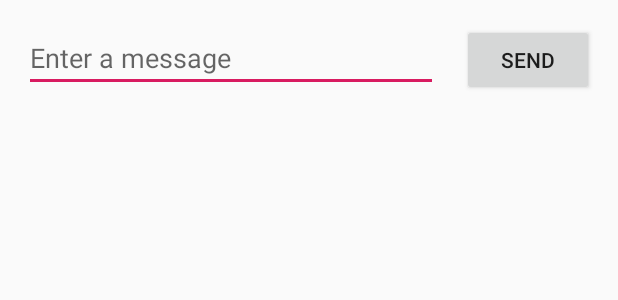
After one commit to HDell/CallAlarm, an Android app: the layout test_layout.xml on its own in the app's theme, with its tools: preview values and no code run, on a phone screen of 412 x 824 dp. The commit adds this screen. Shown: the top 300 px of the screen. Run offline under Robolectric (Android 15) with nearby library versions, the phone set to English and light mode, and no system bars.

Commit message:
Detour 1: Creates test_layout (learning how to use ConstraintLayout)

```diff
--- a/app/src/main/java/com/tuprojects/hd/callalarm/CallListActivity.java
+++ b/app/src/main/java/com/tuprojects/hd/callalarm/CallListActivity.java
@@ -1,13 +1,14 @@
 package com.tuprojects.hd.callalarm;
 
+import android.app.Fragment;
+import android.content.Intent;
 import android.os.Bundle;
 import android.support.annotation.NonNull;
 import android.support.design.widget.BottomNavigationView;
-import android.support.v7.app.AppCompatActivity;
 import android.view.MenuItem;
 import android.widget.TextView;
 
-public class CallListActivity extends AppCompatActivity {
+public class CallListActivity extends Fragment {
 
     //variables
     private TextView mTextMessage;
--- a/app/src/main/java/com/tuprojects/hd/callalarm/HistoryActivity.java
+++ b/app/src/main/java/com/tuprojects/hd/callalarm/HistoryActivity.java
@@ -1,13 +1,14 @@
 package com.tuprojects.hd.callalarm;
 
+import android.app.Fragment;
+import android.content.Intent;
 import android.os.Bundle;
 import android.support.annotation.NonNull;
 import android.support.design.widget.BottomNavigationView;
-import android.support.v7.app.AppCompatActivity;
 import android.view.MenuItem;
 import android.widget.TextView;
 
-public class HistoryActivity extends AppCompatActivity {
+public class HistoryActivity extends Fragment {
 
     //variables
     private TextView mTextMessage;
@@ -48,4 +49,14 @@ public class HistoryActivity extends AppCompatActivity {
         navigation.setOnNavigationItemSelectedListener(mOnNavigationItemSelectedListener);
     }
 
+    @Override
+    protected void onCreateView() {
+
+    }
+
+    @Override
+    protected void onPause() {
+
+    }
+
 }
--- /dev/null
+++ b/app/src/main/res/layout/test_layout.xml
@@ -0,0 +1,73 @@
+<?xml version="1.0" encoding="utf-8"?>
+<android.support.constraint.ConstraintLayout xmlns:android="http://schemas.android.com/apk/res/android"
+    xmlns:app="http://schemas.android.com/apk/res-auto"
+    xmlns:tools="http://schemas.android.com/tools"
+    android:layout_width="match_parent"
+    android:layout_height="match_parent">
+
+    <EditText
+        android:id="@+id/editText"
+        android:layout_width="0dp"
+        android:layout_height="wrap_content"
+        android:layout_marginStart="16dp"
+        android:layout_marginTop="16dp"
+        android:ems="10"
+        android:hint="@string/edit_message"
+        android:inputType="textPersonName"
+        app:layout_constraintEnd_toStartOf="@+id/button"
+        app:layout_constraintHorizontal_bias="0.5"
+        app:layout_constraintStart_toStartOf="parent"
+        app:layout_constraintTop_toTopOf="parent" />
+
+    <Button
+        android:id="@+id/button"
+        android:layout_width="wrap_content"
+        android:layout_height="wrap_content"
+        android:layout_marginStart="16dp"
+        android:layout_marginEnd="16dp"
+        android:text="@string/button_send"
+        app:layout_constraintBaseline_toBaselineOf="@+id/editText"
+        app:layout_constraintEnd_toEndOf="parent"
+        app:layout_constraintHorizontal_bias="0.5"
+        app:layout_constraintStart_toEndOf="@+id/editText" />
+</android.support.constraint.ConstraintLayout>
+
+<!--
+<?xml version="1.0" encoding="utf-8"?>
+<android.support.constraint.ConstraintLayout
+    xmlns:android="http://schemas.android.com/apk/res/android"
+    xmlns:app="http://schemas.android.com/apk/res-auto"
+    xmlns:tools="http://schemas.android.com/tools"
+    android:layout_width="match_parent"
+    android:layout_height="match_parent"
+    tools:context="com.example.myfirstapp.MainActivity">
+
+    <EditText
+        android:id="@+id/editText"
+        android:layout_width="0dp"
+        android:layout_height="wrap_content"
+        android:layout_marginStart="16dp"
+        android:layout_marginLeft="16dp"
+        android:layout_marginTop="16dp"
+        android:ems="10"
+        android:hint="@string/edit_message"
+        android:inputType="textPersonName"
+        app:layout_constraintEnd_toStartOf="@+id/button"
+        app:layout_constraintHorizontal_bias="0.5"
+        app:layout_constraintStart_toStartOf="parent"
+        app:layout_constraintTop_toTopOf="parent" />
+
+    <Button
+        android:id="@+id/button"
+        android:layout_width="wrap_content"
+        android:layout_height="wrap_content"
+        android:layout_marginEnd="16dp"
+        android:layout_marginStart="16dp"
+        android:text="@string/button_send"
+        app:layout_constraintBaseline_toBaselineOf="@+id/editText"
+        app:layout_constraintEnd_toEndOf="parent"
+        app:layout_constraintHorizontal_bias="0.5"
+        app:layout_constraintStart_toEndOf="@+id/editText" />
+
+</android.support.constraint.ConstraintLayout>
+-->
--- a/app/src/main/res/values/strings.xml
+++ b/app/src/main/res/values/strings.xml
@@ -3,4 +3,9 @@
     <string name="title_contacts">Contacts</string>
     <string name="title_call_list">Call List</string>
     <string name="title_history">History</string>
+
+    <!--Temporary Strings-->
+    <string name="edit_message">Enter a message</string>
+    <string name="button_send">Send</string>
+
 </resources>
```
